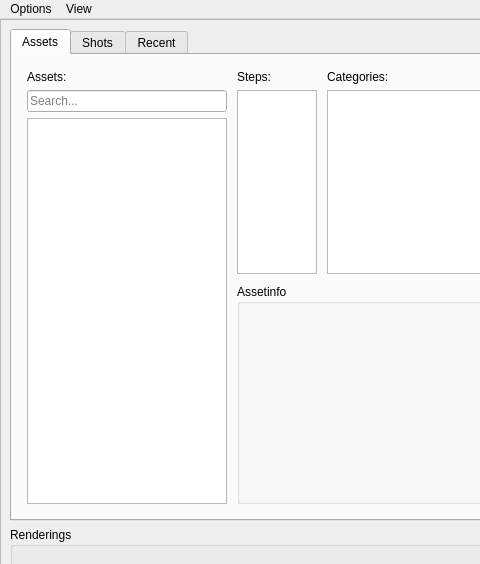
The window that Prism/Scripts/ProjectScripts/UserInterfaces/ProjectBrowser.ui (PrismPipeline/Prism) describes before a commit, drawn with Qt 5; both pictures show x 0 to 480 and y 0 to 564 of the 1311 by 870 pixel window.
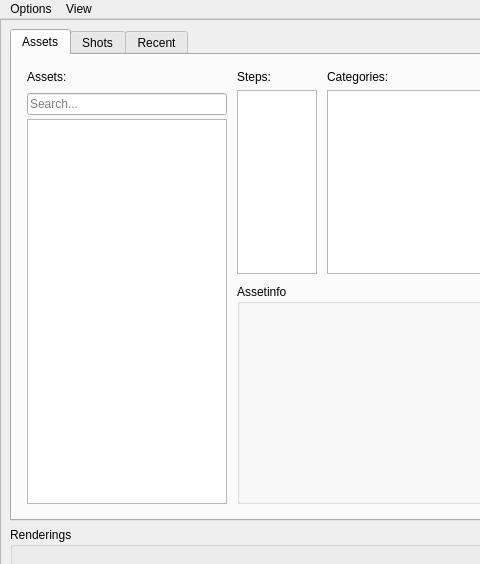
The same window after the commit.

Commit message: Houdini 18.5 Python 3 support sequence previews search button v1.3.0.41

Patch:
```diff
--- a/Prism/Scripts/ProjectScripts/UserInterfaces/ProjectBrowser.ui
+++ b/Prism/Scripts/ProjectScripts/UserInterfaces/ProjectBrowser.ui
@@ -100,6 +100,24 @@
                </size>
               </property>
               <layout class="QVBoxLayout" name="verticalLayout_3">
+               <property name="spacing">
+                <number>0</number>
+               </property>
+               <property name="leftMargin">
+                <number>0</number>
+               </property>
+               <property name="topMargin">
+                <number>0</number>
+               </property>
+               <property name="rightMargin">
+                <number>0</number>
+               </property>
+               <property name="bottomMargin">
+                <number>0</number>
+               </property>
+               <item>
+                <widget class="QWidget" name="widget_3" native="true">
+                 <layout class="QHBoxLayout" name="horizontalLayout_2">
                <property name="leftMargin">
                 <number>0</number>
                </property>
@@ -117,8 +135,42 @@
                  <property name="text">
                   <string>Assets:</string>
                  </property>
-                </widget>
-               </item>
+                    <property name="alignment">
+                     <set>Qt::AlignLeading|Qt::AlignLeft|Qt::AlignTop</set>
+                    </property>
+                   </widget>
+                  </item>
+                  <item>
+                   <widget class="QToolButton" name="b_assetSearch">
+                    <property name="text">
+                     <string/>
+                    </property>
+                    <property name="checkable">
+                     <bool>true</bool>
+                    </property>
+                    <property name="autoRaise">
+                     <bool>true</bool>
+                    </property>
+                   </widget>
+                  </item>
+                 </layout>
+                </widget>
+               </item>
+               <item>
+                <widget class="QWidget" name="w_assetSearch" native="true">
+                 <layout class="QHBoxLayout" name="horizontalLayout_6">
+                  <property name="leftMargin">
+                   <number>0</number>
+                  </property>
+                  <property name="topMargin">
+                   <number>0</number>
+                  </property>
+                  <property name="rightMargin">
+                   <number>0</number>
+                  </property>
+                  <property name="bottomMargin">
+                   <number>4</number>
+                  </property>
                <item>
                 <widget class="QLineEdit" name="e_assetSearch">
                  <property name="placeholderText">
@@ -126,6 +178,9 @@
                  </property>
                 </widget>
                </item>
+                 </layout>
+                </widget>
+               </item>
                <item>
                 <widget class="QTreeWidget" name="tw_aHierarchy">
                  <property name="contextMenuPolicy">
```
Left out of the diff: 59 changed lines with no effect on the pictures. Lines whose indentation alone changed are shown as unchanged. The commit also changes 15 other files.
